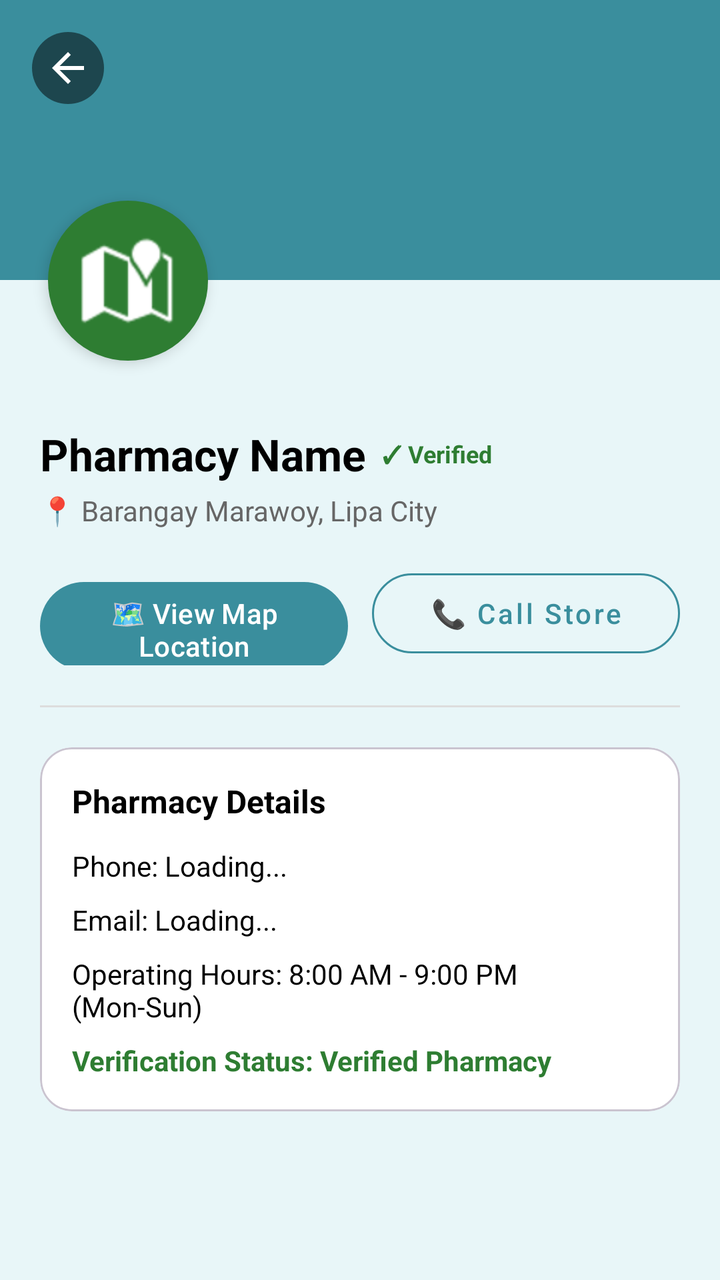
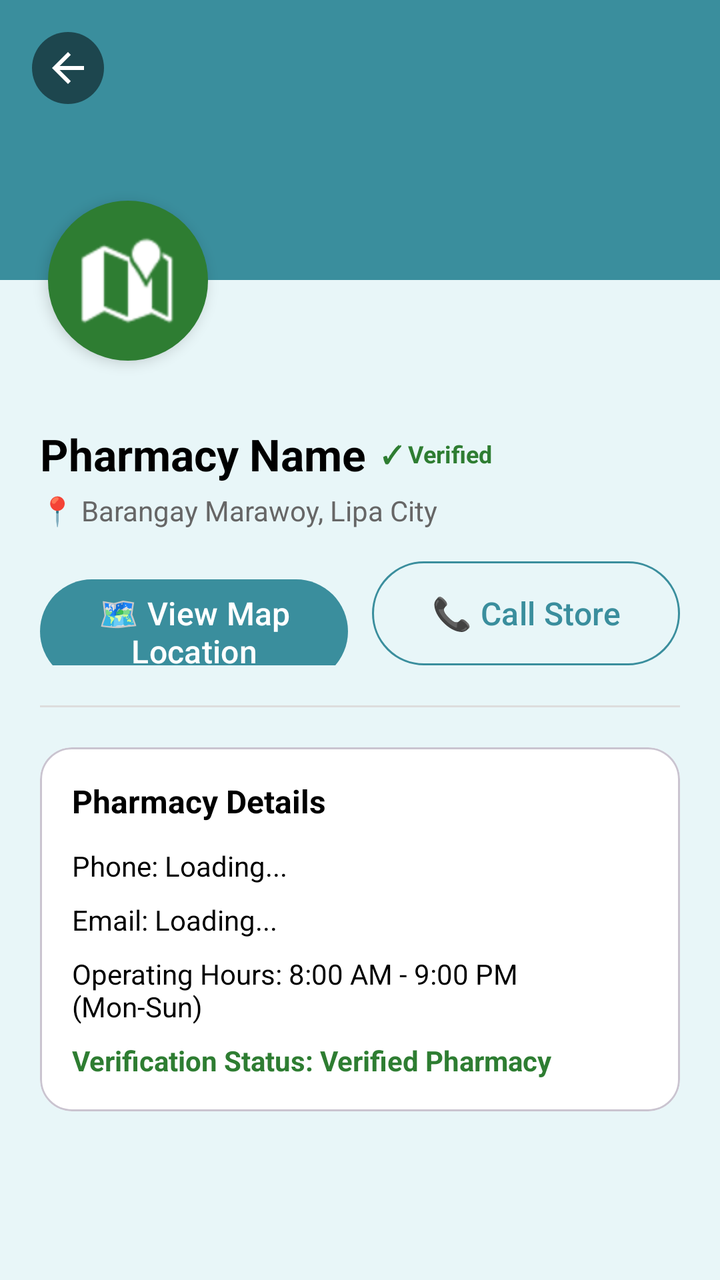

Before-and-after screenshots of an Android layout around one commit, followed by the original layout XML and the change that was made.
<!-- AndroidManifest.xml: application theme Theme.PharmaFind -->
<!-- res/layout/activity_pharmacy_profile.xml -->
<?xml version="1.0" encoding="utf-8"?>
<androidx.constraintlayout.widget.ConstraintLayout xmlns:android="http://schemas.android.com/apk/res/android"
    xmlns:app="http://schemas.android.com/apk/res-auto"
    android:layout_width="match_parent"
    android:layout_height="match_parent"
    android:background="@color/background_light">

    
    <View
        android:id="@+id/coverHeader"
        android:layout_width="match_parent"
        android:layout_height="140dp"
        android:background="@color/primary_teal"
        app:layout_constraintTop_toTopOf="parent" />

    <ImageButton
        android:id="@+id/btnBackPharmacyProfile"
        android:layout_width="36dp"
        android:layout_height="36dp"
        android:layout_margin="16dp"
        android:background="@drawable/circle_background"
        android:backgroundTint="#80000000"
        android:contentDescription="Back"
        android:src="@drawable/ic_arrow_back"
        app:tint="@color/white"
        app:layout_constraintStart_toStartOf="parent"
        app:layout_constraintTop_toTopOf="parent" />

    
    <ImageView
        android:id="@+id/ivPharmacyProfileAvatar"
        android:layout_width="80dp"
        android:layout_height="80dp"
        android:layout_marginStart="24dp"
        android:layout_marginTop="-40dp"
        android:background="@drawable/circle_background"
        android:backgroundTint="#2E7D32"
        android:contentDescription="Pharmacy Avatar"
        android:elevation="4dp"
        android:padding="16dp"
        android:src="@android:drawable/ic_dialog_map"
        app:tint="@color/white"
        app:layout_constraintStart_toStartOf="parent"
        app:layout_constraintTop_toBottomOf="@id/coverHeader" />

    <ScrollView
        android:layout_width="match_parent"
        android:layout_height="0dp"
        android:layout_marginTop="12dp"
        app:layout_constraintBottom_toBottomOf="parent"
        app:layout_constraintTop_toBottomOf="@id/ivPharmacyProfileAvatar">

        <LinearLayout
            android:layout_width="match_parent"
            android:layout_height="wrap_content"
            android:orientation="vertical"
            android:padding="20dp">

            
            <LinearLayout
                android:layout_width="wrap_content"
                android:layout_height="wrap_content"
                android:gravity="center_vertical"
                android:orientation="horizontal">

                <TextView
                    android:id="@+id/tvPharmacyNameTitle"
                    android:layout_width="wrap_content"
                    android:layout_height="wrap_content"
                    android:text="Pharmacy Name"
                    android:textColor="@color/black"
                    android:textSize="22sp"
                    android:textStyle="bold" />

                <TextView
                    android:id="@+id/tvPharmacyVerifiedBadge"
                    android:layout_width="wrap_content"
                    android:layout_height="wrap_content"
                    android:layout_marginStart="8dp"
                    android:text="✓ Verified"
                    android:textColor="#2E7D32"
                    android:textSize="12sp"
                    android:textStyle="bold" />

            </LinearLayout>

            <TextView
                android:id="@+id/tvPharmacyAddress"
                android:layout_width="wrap_content"
                android:layout_height="wrap_content"
                android:layout_marginTop="4dp"
                android:text="📍 Barangay Marawoy, Lipa City"
                android:textColor="@color/text_gray"
                android:textSize="14sp" />

            
            <LinearLayout
                android:layout_width="match_parent"
                android:layout_height="wrap_content"
                android:layout_marginTop="16dp"
                android:orientation="horizontal">

                <com.google.android.material.button.MaterialButton
                    android:id="@+id/btnOpenMaps"
                    android:layout_width="0dp"
                    android:layout_height="52dp"
                    android:layout_marginEnd="6dp"
                    android:layout_weight="1"
                    android:text="🗺️ View Map Location"
                    android:textAllCaps="false"
                    app:backgroundTint="@color/primary_teal"
                    app:cornerRadius="26dp" />

                <com.google.android.material.button.MaterialButton
                    android:id="@+id/btnCallPharmacy"
                    style="@style/Widget.MaterialComponents.Button.OutlinedButton"
                    android:layout_width="0dp"
                    android:layout_height="52dp"
                    android:layout_marginStart="6dp"
                    android:layout_weight="1"
                    android:text="📞 Call Store"
                    android:textAllCaps="false"
                    android:textColor="@color/primary_teal"
                    app:cornerRadius="26dp"
                    app:strokeColor="@color/primary_teal" />

            </LinearLayout>

            <View
                android:layout_width="match_parent"
                android:layout_height="1dp"
                android:layout_marginVertical="20dp"
                android:background="@color/divider_color" />

            
            <com.google.android.material.card.MaterialCardView
                android:layout_width="match_parent"
                android:layout_height="wrap_content"
                app:cardBackgroundColor="@color/white"
                app:cardCornerRadius="16dp"
                app:cardElevation="1dp">

                <LinearLayout
                    android:layout_width="match_parent"
                    android:layout_height="wrap_content"
                    android:orientation="vertical"
                    android:padding="16dp">

                    <TextView
                        android:layout_width="wrap_content"
                        android:layout_height="wrap_content"
                        android:text="Pharmacy Details"
                        android:textColor="@color/black"
                        android:textSize="16sp"
                        android:textStyle="bold" />

                    <TextView
                        android:id="@+id/tvContactInfo"
                        android:layout_width="wrap_content"
                        android:layout_height="wrap_content"
                        android:layout_marginTop="12dp"
                        android:text="Phone: Loading..."
                        android:textColor="@color/black"
                        android:textSize="14sp" />

                    <TextView
                        android:id="@+id/tvEmailInfo"
                        android:layout_width="wrap_content"
                        android:layout_height="wrap_content"
                        android:layout_marginTop="8dp"
                        android:text="Email: Loading..."
                        android:textColor="@color/black"
                        android:textSize="14sp" />

                    <TextView
                        android:id="@+id/tvOperatingHours"
                        android:layout_width="wrap_content"
                        android:layout_height="wrap_content"
                        android:layout_marginTop="8dp"
                        android:text="Operating Hours: 8:00 AM - 9:00 PM (Mon-Sun)"
                        android:textColor="@color/black"
                        android:textSize="14sp" />

                    <TextView
                        android:id="@+id/tvStatusInfo"
                        android:layout_width="wrap_content"
                        android:layout_height="wrap_content"
                        android:layout_marginTop="8dp"
                        android:text="Verification Status: Verified Pharmacy"
                        android:textColor="#2E7D32"
                        android:textSize="14sp"
                        android:textStyle="bold" />

                </LinearLayout>

            </com.google.android.material.card.MaterialCardView>

        </LinearLayout>
    </ScrollView>

</androidx.constraintlayout.widget.ConstraintLayout>
<!-- resources referenced by this layout -->
<resources>
  <color name="background_light">#E8F6F8</color>
  <color name="black">#FF000000</color>
  <color name="divider_color">#DDDDDD</color>
  <color name="primary_teal">#3A8E9D</color>
  <color name="text_gray">#666666</color>
  <color name="white">#FFFFFFFF</color>
  <!-- drawable circle_background (drawable) -->
  <?xml version="1.0" encoding="utf-8"?>
  <shape xmlns:android="http://schemas.android.com/apk/res/android"
      android:shape="oval">
      <solid android:color="#A0D8D8" />
  </shape>
  <!-- drawable ic_arrow_back (drawable) -->
  <?xml version="1.0" encoding="utf-8"?>
  <vector xmlns:android="http://schemas.android.com/apk/res/android"
      android:width="24dp"
      android:height="24dp"
      android:autoMirrored="true"
      android:viewportWidth="24"
      android:viewportHeight="24">
      <path
          android:fillColor="#FF000000"
          android:pathData="M20,11H7.83l5.59,-5.59L12,4l-8,8 8,8 1.41,-1.41L7.83,13H20v-2z" />
  </vector>
  <style name="Base.Theme.PharmaFind" parent="Theme.Material3.Light.NoActionBar">
          <item name="android:forceDarkAllowed" tools:targetApi="q">false</item>
          
          
      </style>
  <color name="teal_container">#D6EEF1</color>
  <color name="primary_dark">#1F6371</color>
  <color name="on_surface">#1B1F21</color>
  <color name="surface_variant">#E3EBEC</color>
  <color name="on_surface_variant">#3F484A</color>
  <color name="outline">#6F797A</color>
  <color name="surface_container_low">#F4F8F8</color>
  <color name="surface_container">#EEF3F4</color>
  <color name="surface_container_high">#E8EEEF</color>
  <color name="surface_container_highest">#E2E9EA</color>
  <!-- unchanged entries left out for length: 1 -->
</resources>

<!-- the commit's change to res/layout/activity_pharmacy_profile.xml (unified diff, before → after) -->
@@ -101,28 +101,20 @@
                 android:orientation="horizontal">
 
                 <com.google.android.material.button.MaterialButton
+                    style="@style/Widget.PharmaFind.Button"
                     android:id="@+id/btnOpenMaps"
                     android:layout_width="0dp"
-                    android:layout_height="52dp"
                     android:layout_marginEnd="6dp"
                     android:layout_weight="1"
-                    android:text="🗺️ View Map Location"
-                    android:textAllCaps="false"
-                    app:backgroundTint="@color/primary_teal"
-                    app:cornerRadius="26dp" />
+                    android:text="🗺️ View Map Location" />
 
                 <com.google.android.material.button.MaterialButton
+                    style="@style/Widget.PharmaFind.Button.Outlined"
                     android:id="@+id/btnCallPharmacy"
-                    style="@style/Widget.MaterialComponents.Button.OutlinedButton"
                     android:layout_width="0dp"
-                    android:layout_height="52dp"
                     android:layout_marginStart="6dp"
                     android:layout_weight="1"
-                    android:text="📞 Call Store"
-                    android:textAllCaps="false"
-                    android:textColor="@color/primary_teal"
-                    app:cornerRadius="26dp"
-                    app:strokeColor="@color/primary_teal" />
+                    android:text="📞 Call Store" />
 
             </LinearLayout>
 
<!-- resource entries referenced after the edit -->
@@ -24,6 +24,26 @@
           android:fillColor="#FF000000"
           android:pathData="M20,11H7.83l5.59,-5.59L12,4l-8,8 8,8 1.41,-1.41L7.83,13H20v-2z" />
   </vector>
+  <style name="Widget.PharmaFind.Button" parent="Widget.Material3.Button">
+          <item name="android:layout_height">52dp</item>
+          <item name="android:insetTop">0dp</item>
+          <item name="android:insetBottom">0dp</item>
+          <item name="cornerRadius">26dp</item>
+          <item name="backgroundTint">@color/primary_teal</item>
+          <item name="android:textColor">@color/white</item>
+          <item name="android:textSize">16sp</item>
+          <item name="android:textAllCaps">false</item>
+      </style>
+  <style name="Widget.PharmaFind.Button.Outlined" parent="Widget.Material3.Button.OutlinedButton">
+          <item name="android:layout_height">52dp</item>
+          <item name="android:insetTop">0dp</item>
+          <item name="android:insetBottom">0dp</item>
+          <item name="cornerRadius">26dp</item>
+          <item name="strokeColor">@color/primary_teal</item>
+          <item name="android:textColor">@color/primary_teal</item>
+          <item name="android:textSize">16sp</item>
+          <item name="android:textAllCaps">false</item>
+      </style>
   <style name="Base.Theme.PharmaFind" parent="Theme.Material3.Light.NoActionBar">
           <item name="android:forceDarkAllowed" tools:targetApi="q">false</item>
           
